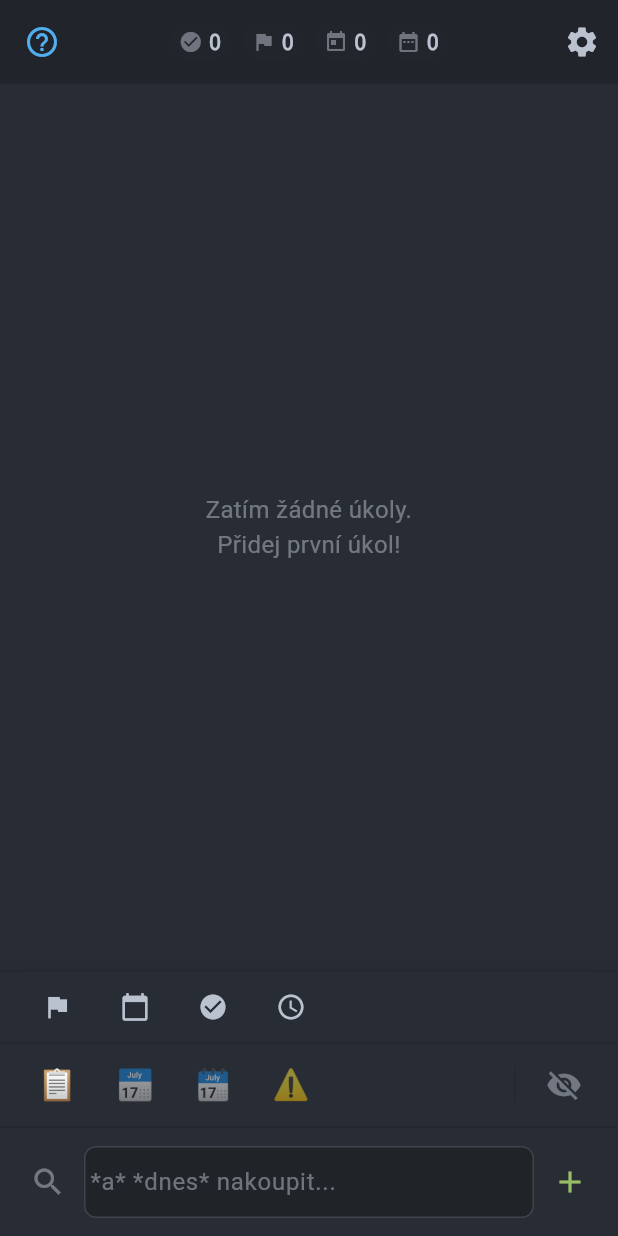
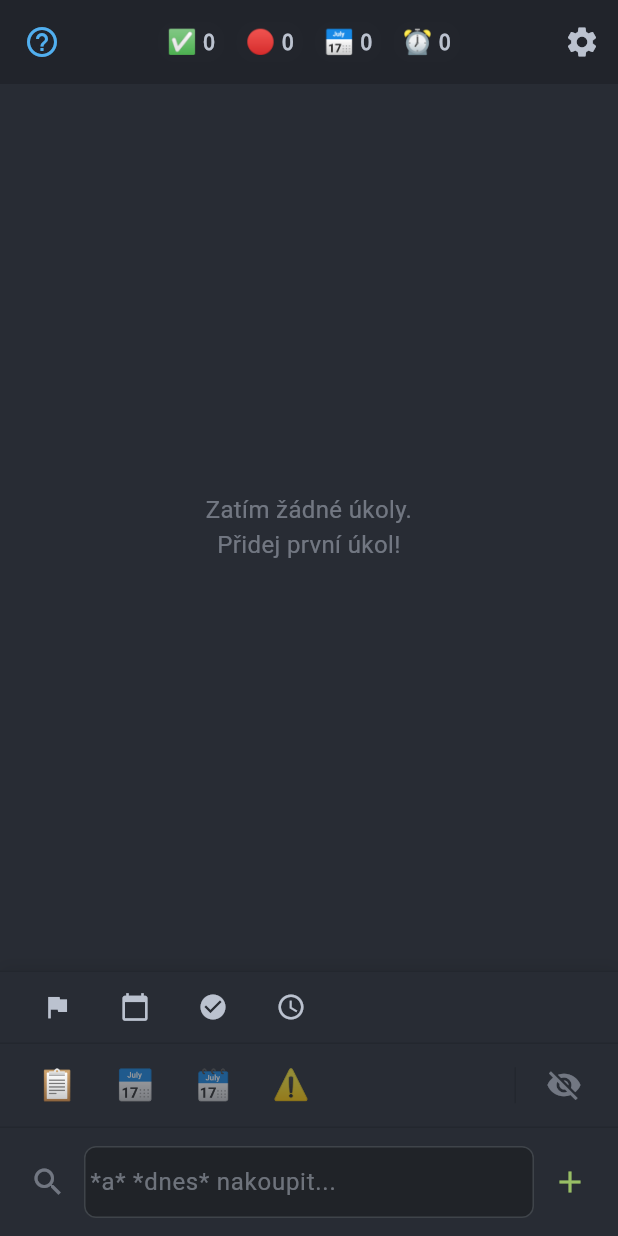
Before and after one commit to mastnacek/laidak, a Flutter app: the screen it shows after launch, on a phone screen of 412 x 824 dp. Run offline on Flutter 3.47's test engine with Material 3 defaults, Android fonts, the phone set to English and light mode, and no system bars; our stand-ins replace equatable, flutter_bloc, flutter_colorpicker, just_audio, logger, shared_preferences and 2 more; accounts and stored records are empty.

Commit message:
✨ feat: TopBar stats s emoji místo Material Icons + InfoDialog podpora emoji

```diff
--- a/lib/features/todo_list/presentation/widgets/stats_row.dart
+++ b/lib/features/todo_list/presentation/widgets/stats_row.dart
@@ -34,25 +34,25 @@ class StatsRow extends StatelessWidget {
             mainAxisSize: MainAxisSize.min,
             children: [
               _StatChip(
-                icon: Icons.check_circle,
+                emoji: '✅',
                 count: stats.completed,
                 tooltip: 'Hotové úkoly',
               ),
               const SizedBox(width: 8),
               _StatChip(
-                icon: Icons.flag,
+                emoji: '🔴',
                 count: stats.active,
                 tooltip: 'Aktivní úkoly',
               ),
               const SizedBox(width: 8),
               _StatChip(
-                icon: Icons.today,
+                emoji: '📅',
                 count: stats.today,
                 tooltip: 'Úkoly dnes',
               ),
               const SizedBox(width: 8),
               _StatChip(
-                icon: Icons.date_range,
+                emoji: '⏰',
                 count: stats.week,
                 tooltip: 'Úkoly tento týden',
               ),
@@ -96,12 +96,12 @@ class StatsRow extends StatelessWidget {
 }
 
 class _StatChip extends StatelessWidget {
-  final IconData icon;
+  final String emoji;
   final int count;
   final String tooltip;
 
   const _StatChip({
-    required this.icon,
+    required this.emoji,
     required this.count,
     required this.tooltip,
   });
@@ -116,8 +116,7 @@ class _StatChip extends StatelessWidget {
           context: context,
           builder: (context) => InfoDialog(
             title: tooltip,
-            icon: icon,
-            iconColor: _getStatColor(icon, theme),
+            emoji: emoji, // Použij emoji místo icon
             description: _getStatDescription(tooltip),
             examples: _getStatExamples(tooltip),
             tip: 'Tato statistika se aktualizuje v reálném čase při změnách úkolů.',
@@ -134,10 +133,11 @@ class _StatChip extends StatelessWidget {
         child: Row(
           mainAxisSize: MainAxisSize.min,
           children: [
-            Icon(
-              icon,
-              size: 16, // Malé ikony
-              color: theme.appColors.base5,
+            Text(
+              emoji,
+              style: const TextStyle(
+                fontSize: 16, // Emoji size
+              ),
             ),
             const SizedBox(width: 4),
             Text(
@@ -152,15 +152,6 @@ class _StatChip extends StatelessWidget {
         ),
       ),
     );
-  }
-
-  /// Získat barvu pro stat podle ikony
-  Color _getStatColor(IconData icon, ThemeData theme) {
-    if (icon == Icons.check_circle) return theme.appColors.green;
-    if (icon == Icons.flag) return theme.appColors.red;
-    if (icon == Icons.today) return theme.appColors.yellow;
-    if (icon == Icons.date_range) return theme.appColors.cyan;
-    return theme.appColors.blue;
   }
 
   /// Získat popis pro statistiku
```
Also changed, not shown: lib/core/widgets/info_dialog.dart (+33 -10 lines).
